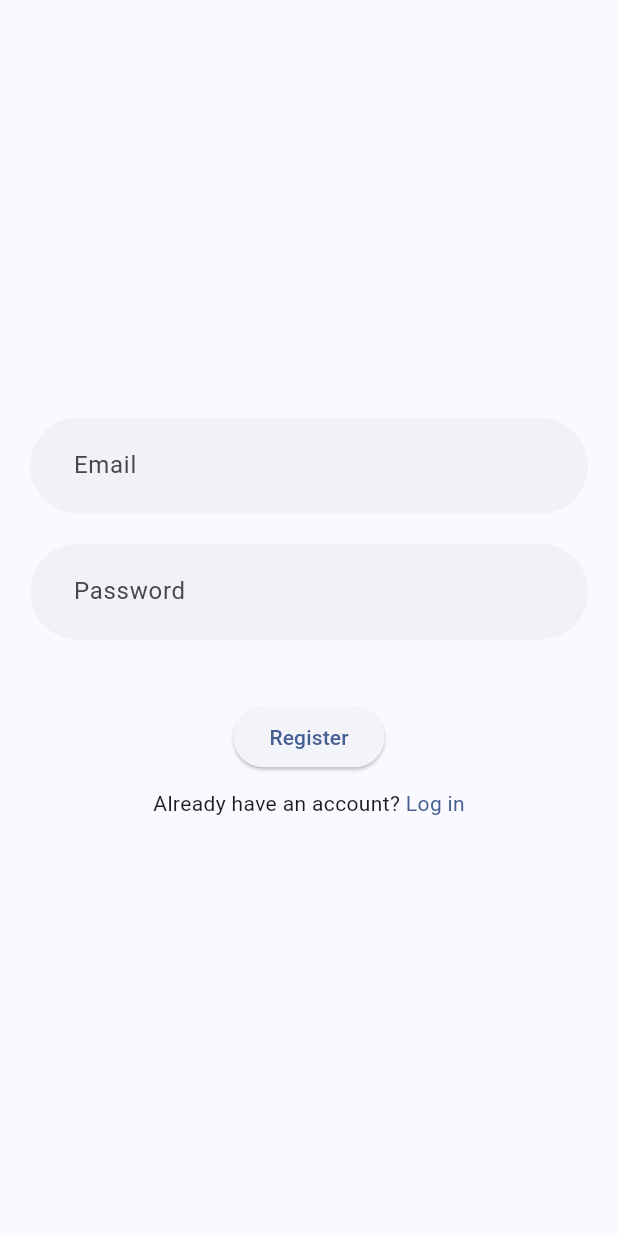
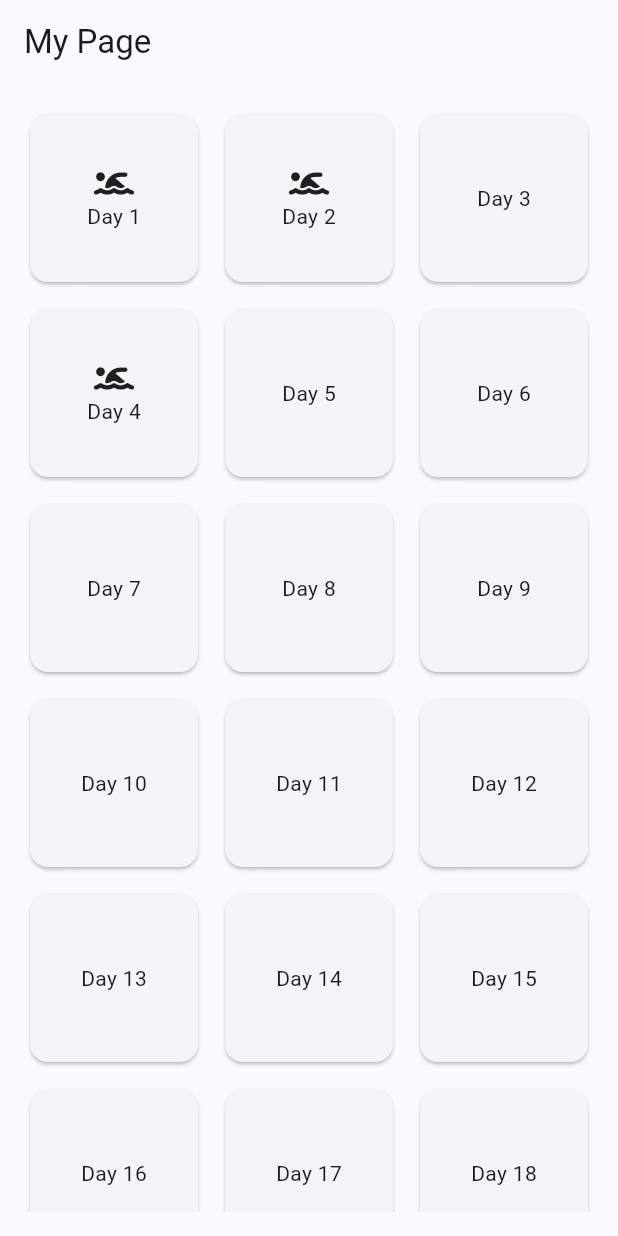
Before and after one commit to squizziee/fitness-app, a Flutter app: the screen it shows after launch, on a phone screen of 412 x 824 dp. Run offline on Flutter 3.47's test engine with Material 2 defaults, Android fonts, the phone set to English and light mode, and no system bars; our stand-ins replace cloud_firestore, firebase_auth, firebase_core, font_awesome_flutter, google_fonts, string_validator; accounts and stored records are empty.

Commit message:
number sheet widget

```diff
--- a/flutter_fitness_app/lib/main.dart
+++ b/flutter_fitness_app/lib/main.dart
@@ -4,6 +4,7 @@ import 'package:flutter_fitness_app/models/user.dart';
 import 'package:flutter_fitness_app/route_generator.dart';
 import 'package:flutter_fitness_app/views/authentication/auth_widget_tree.dart';
 import 'package:firebase_core/firebase_core.dart';
+import 'package:flutter_fitness_app/views/regiment_creation/testpage.dart';
 import 'package:provider/provider.dart';
 
 Future<void> main() async {
@@ -35,7 +36,7 @@ class _MyAppState extends State<MyApp> {
             ButtonThemeData(buttonColor: Theme.of(context).primaryColor),
         useMaterial3: true,
       ),
-      home: const AuthWidgetTree(),
+      home: const TestPage(), //const AuthWidgetTree(),
       onGenerateRoute: RouteGenerator.generateRoute,
     );
   }
--- a/flutter_fitness_app/lib/models/exercise.dart
+++ b/flutter_fitness_app/lib/models/exercise.dart
@@ -1,7 +1,16 @@
 import 'package:flutter_fitness_app/models/exercise_type.dart';
 
 class Exercise {
-  var type = ExerciseType();
-  String bodyPartBias = '';
-  String notes = '';
+  ExerciseType _type = ExerciseType();
+  String _bodyPartBias = '';
+  String _notes = '';
+
+  ExerciseType get type => _type;
+  set type(ExerciseType value) => _type = value;
+
+  String get bodyPartBias => _bodyPartBias;
+  set bodyPartBias(String value) => _bodyPartBias = value;
+
+  String get notes => _notes;
+  set notes(String value) => _notes = value;
 }
--- a/flutter_fitness_app/lib/models/training_regiment.dart
+++ b/flutter_fitness_app/lib/models/training_regiment.dart
@@ -61,4 +61,8 @@ class TrainingRegiment {
   int getCycleDurationInDays() {
     return _cycleDurationInDays;
   }
+
+  List<TrainingSession> getSchedule() {
+    return _schedule;
+  }
 }
--- a/flutter_fitness_app/lib/models/training_session.dart
+++ b/flutter_fitness_app/lib/models/training_session.dart
@@ -1,9 +1,24 @@
 import 'package:flutter_fitness_app/models/exercise.dart';
 
 class TrainingSession {
-  String id = '';
-  String name = 'default';
-  List<Exercise> exercises = [];
-  String notes = '';
-  int dayInSchedule = 0;
+  String _id = '';
+  String _name = 'default';
+  List<Exercise> _exercises = [];
+  String _notes = '';
+  int _dayInSchedule = 0;
+
+  String get id => _id;
+  set id(String value) => _id = value;
+
+  String get name => _name;
+  set name(String value) => _name = value;
+
+  List<Exercise> get exercises => _exercises;
+  set exercises(List<Exercise> value) => _exercises = value;
+
+  String get notes => _notes;
+  set notes(String value) => _notes = value;
+
+  int get dayInSchedule => _dayInSchedule;
+  set dayInSchedule(int value) => _dayInSchedule = value;
 }
--- a/flutter_fitness_app/lib/services/parser.dart
+++ b/flutter_fitness_app/lib/services/parser.dart
@@ -5,7 +5,7 @@ import 'dart:io';
 import 'package:path_provider/path_provider.dart';
 
 class Parser {
-// Для использования: fetchAndParse(
+// Для использования: Parser.fetchAndParse(
 //          "https://strengthlevel.com/api/exercises?limit=320&exercise.fields=category,name_url,bodypart,count,aliases,icon_url&standard=yes");
 // Это для получения всех упражнений
   static Future<String> fetchContent(String url) async {
--- /dev/null
+++ b/flutter_fitness_app/lib/views/regiment_creation/numberSheet.dart
@@ -0,0 +1,56 @@
+import 'package:flutter/material.dart';
+import 'package:flutter_fitness_app/models/training_regiment.dart';
+import 'package:flutter_fitness_app/views/regiment_creation/widgets/detailsPage.dart';
+import 'package:font_awesome_flutter/font_awesome_flutter.dart';
+
+// ignore: must_be_immutable
+class NumberedSheet extends StatelessWidget {
+  TrainingRegiment n;
+  NumberedSheet({super.key, required this.n});
+
+  @override
+  Widget build(BuildContext context) {
+    final FaIcon? icon = n.getTrainingType()?.getIcon();
+    var mapOfDaysWithTraningSessions = {};
+    for (final session in n.getSchedule()) {
+      mapOfDaysWithTraningSessions[session.dayInSchedule] = session;
+    }
+    return Padding(
+      padding: const EdgeInsets.all(16.0),
+      child: GridView.builder(
+        gridDelegate: const SliverGridDelegateWithFixedCrossAxisCount(
+          crossAxisCount: 3,
+          mainAxisSpacing: 10.0,
+          crossAxisSpacing: 10.0,
+        ),
+        itemCount: n.getCycleDurationInDays(),
+        itemBuilder: (context, index) {
+          return GestureDetector(
+            onTap: () {
+              if (mapOfDaysWithTraningSessions.containsKey(index + 1)) {
+                Navigator.push(
+                  context,
+                  MaterialPageRoute(
+                    builder: (context) => DetailsPage(
+                        training: mapOfDaysWithTraningSessions[index + 1]),
+                  ),
+                );
+              } else {}
+            },
+            child: Card(
+              child: Column(
+                mainAxisAlignment: MainAxisAlignment.center,
+                children: [
+                  mapOfDaysWithTraningSessions.containsKey(index + 1)
+                      ? icon ?? Container()
+                      : Container(),
+                  Text('Day ${index + 1}'),
+                ],
+              ),
+            ),
+          );
+        },
+      ),
+    );
+  }
+}
--- /dev/null
+++ b/flutter_fitness_app/lib/views/regiment_creation/testpage.dart
@@ -0,0 +1,50 @@
+import 'package:flutter/material.dart';
+import 'package:flutter_fitness_app/models/exercise.dart';
+import 'package:flutter_fitness_app/models/exercise_type.dart';
+
+import 'package:flutter_fitness_app/models/training_regiment.dart';
+import 'package:flutter_fitness_app/models/training_session.dart';
+import 'package:flutter_fitness_app/models/training_types.dart';
+import 'package:flutter_fitness_app/views/regiment_creation/numberSheet.dart';
+
+class TestPage extends StatelessWidget {
+  const TestPage();
+  @override
+  Widget build(BuildContext context) {
+    TrainingRegiment trainingRegiment = TrainingRegiment();
+    trainingRegiment.setCycleDurationInDays(59);
+    trainingRegiment.setTrainingType(Swimming());
+    TrainingSession tr1 = TrainingSession();
+    TrainingSession tr2 = TrainingSession();
+    TrainingSession tr3 = TrainingSession();
+    tr1.dayInSchedule = 1;
+    tr2.dayInSchedule = 2;
+    tr3.dayInSchedule = 4;
+
+    Exercise ex1 = Exercise();
+    ExerciseType ext1 = ExerciseType();
+    ext1.name = "БАЛЬШИЕ НОГИ";
+    ex1.type = ext1;
+    ex1.bodyPartBias = "CHEST";
+    ex1.notes = "Важное упражнение";
+    tr1.exercises.add(ex1);
+
+    Exercise ex2 = Exercise();
+    ExerciseType ext2 = ExerciseType();
+    ext2.name = "Bench press";
+    ex2.type = ext2;
+    ex2.bodyPartBias = "CHEST";
+    ex2.notes = "3*8/3'";
+    tr1.exercises.add(ex2);
+
+    trainingRegiment.addToSchedule(tr1);
+    trainingRegiment.addToSchedule(tr2);
+    trainingRegiment.addToSchedule(tr3);
+    return Scaffold(
+      appBar: AppBar(
+        title: Text('My Page'),
+      ),
+      body: NumberedSheet(n: trainingRegiment), // Вставка NumberedSheet в body
+    );
+  }
+}
--- /dev/null
+++ b/flutter_fitness_app/lib/views/regiment_creation/widgets/detailsPage.dart
@@ -0,0 +1,33 @@
+import 'package:flutter/material.dart';
+import 'package:flutter_fitness_app/models/training_session.dart';
+
+class DetailsPage extends StatelessWidget {
+  final TrainingSession training;
+
+  const DetailsPage({super.key, required this.training});
+
+  @override
+  Widget build(BuildContext context) {
+    return Scaffold(
+      appBar: AppBar(title: Text('Details of training ${training.name}')),
+      body: Column(
+        children: [
+          Text('Exercises: ${training.exercises.length}'),
+          Divider(),
+          Expanded(
+            child: ListView.builder(
+              itemCount: training.exercises.length,
+              itemBuilder: (context, index) {
+                final exercise = training.exercises[index];
+                return ListTile(
+                  title: Text(exercise.type.name),
+                  subtitle: Text(exercise.notes),
+                );
+              },
+            ),
+          ),
+        ],
+      ),
+    );
+  }
+}
```
